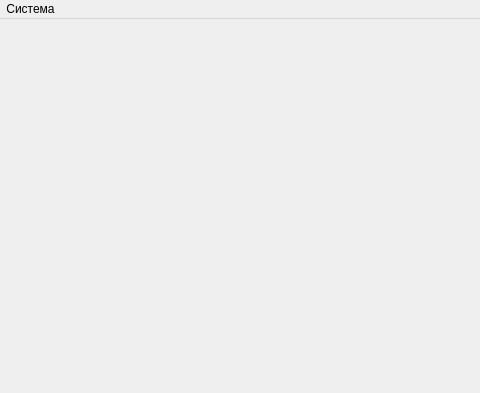
Old version of the form mainwindow.ui in the repository ProElDinh/ChemController; both pictures show x 95 to 575 and y 0 to 393 of the 694 by 393 pixel window.
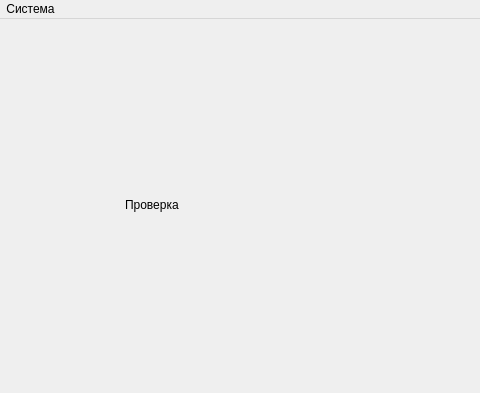
New version of the form.

```diff
--- a/mainwindow.ui
+++ b/mainwindow.ui
@@ -25,7 +25,21 @@
   <property name="windowTitle">
    <string>MainWindow</string>
   </property>
-  <widget class="QWidget" name="centralwidget"/>
+  <widget class="QWidget" name="centralwidget">
+   <widget class="QLabel" name="label">
+    <property name="geometry">
+     <rect>
+      <x>220</x>
+      <y>140</y>
+      <width>231</width>
+      <height>91</height>
+     </rect>
+    </property>
+    <property name="text">
+     <string>Проверка</string>
+    </property>
+   </widget>
+  </widget>
   <widget class="QMenuBar" name="menubar">
    <property name="geometry">
     <rect>
```
